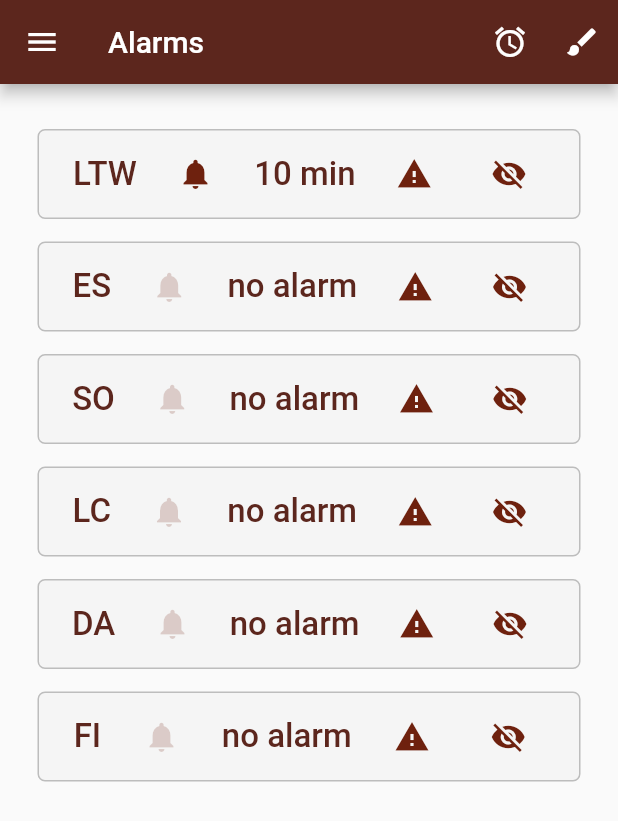
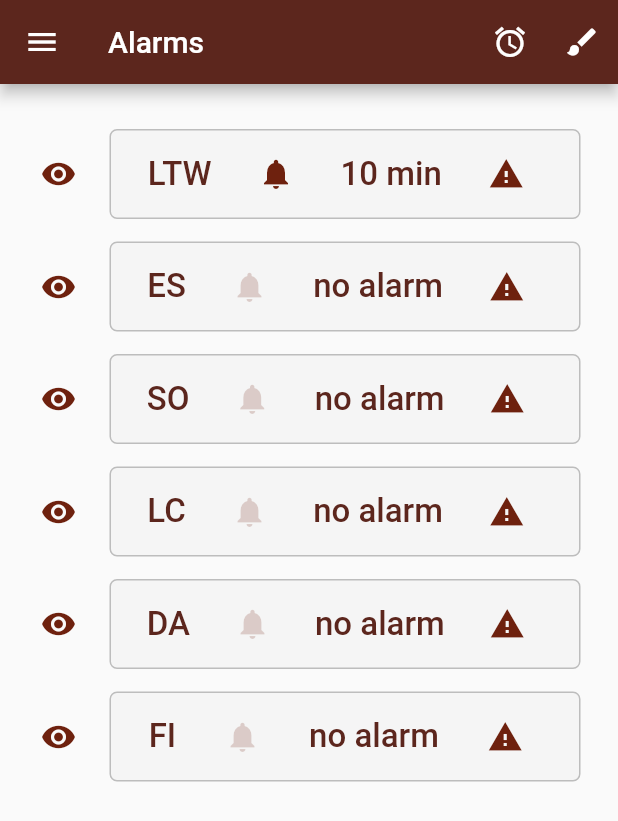
Before and after one commit to letziou/ESOF_project, a Flutter app: the screen it shows after launch, after a tap on the "notifications" icon, after a tap on the "brush" icon, on a phone screen of 412 x 824 dp. Shown: the top 821 px of the screen. Run offline on Flutter 3.47's test engine with Material 2 defaults, Android fonts, the phone set to English and light mode, and no system bars; our stand-ins replace flutter_local_notifications, timezone; missing offline and left inert: flutter_material_pickers.

Commit message:
changed where visibility button appears

```diff
--- a/notification/lib/mainscreen.dart
+++ b/notification/lib/mainscreen.dart
@@ -33,8 +33,8 @@ class _MainScreenState extends State<MainScreen> {
   Icon alarm = Icon(Icons.alarm);
   Icon editingIcon = Icon(Icons.brush);
   Icon noeditingIcon = Icon(Icons.brush_outlined);
-  Icon invisibleIcon = Icon(Icons.visibility, color: Color.fromARGB(255, 110, 33, 14));
-  Icon visibleIcon = Icon(Icons.visibility_off, color: Color.fromARGB(255, 110, 33, 14));
+  Icon visibleIcon = Icon(Icons.visibility, color: Color.fromARGB(255, 110, 33, 14));
+  Icon invisibleIcon = Icon(Icons.visibility_off, color: Color.fromARGB(255, 110, 33, 14));
 
   @override
   Widget build(BuildContext context) {
@@ -166,8 +166,15 @@ class _MainScreenState extends State<MainScreen> {
                         }
                       },
                     ),
-                    if(editing)
+                  ],
+                ));
+          }else if(editing){
+            return Row(
+              crossAxisAlignment: CrossAxisAlignment.center,
+              children: [
                 IconButton(
+                  padding: const EdgeInsets.only(
+                      top: 15.0, left: 10.0, right: 10.0),
                   icon: visible[index] ? visibleIcon : invisibleIcon,
                   onPressed: () {
                     try {
@@ -178,11 +185,9 @@ class _MainScreenState extends State<MainScreen> {
                       print(e);
                     }
                   },
-                      )
-                  ],
-                ));
-          }else if(editing){
-            return Container(
+                ),
+                Expanded(
+                  child: Container(
                       height: 60,
                       width: 400,
                       margin: const EdgeInsets.only(
@@ -272,21 +277,11 @@ class _MainScreenState extends State<MainScreen> {
                               }
                             },
                           ),
-                    if(editing)
-                      IconButton(
-                        icon: visible[index] ? visibleIcon : invisibleIcon,
-                        onPressed: () {
-                          try {
-                            setState(() {
-                              visible[index] = !visible[index];
-                            });
-                          } catch (e) {
-                            print(e);
-                          }
-                        },
+                        ],
+                      )),
                 )
               ],
-                ));
+            );
           }else{
             return Container();
           }
```
Lines whose indentation alone changed are shown as unchanged.
